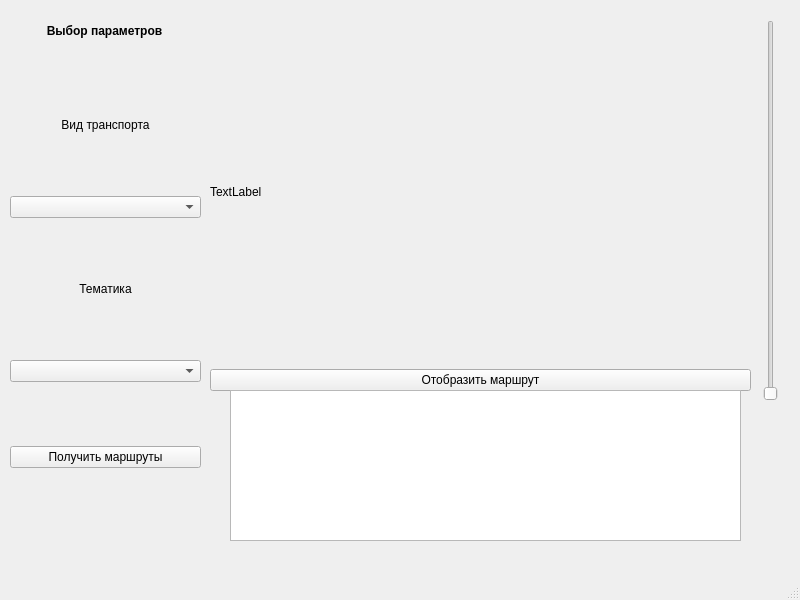
First picture: the form in путеводитель (1).ui, repository 1flipstar1/sigma, before the edit.
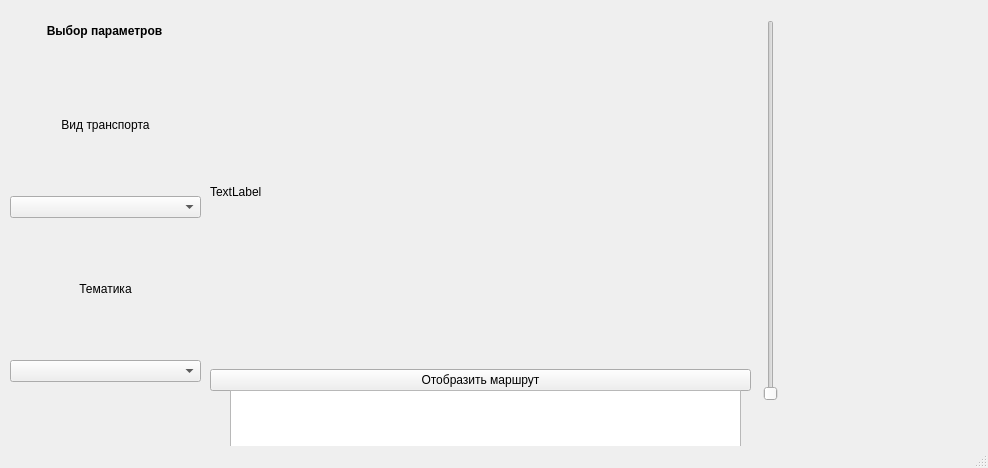
Second picture: the form after the edit.

Commit message: version 1.0 plus design ++

What changed in the file:
```diff
--- a/путеводитель (1).ui
+++ b/путеводитель (1).ui
@@ -6,8 +6,8 @@
    <rect>
     <x>0</x>
     <y>0</y>
-    <width>800</width>
-    <height>600</height>
+    <width>988</width>
+    <height>468</height>
    </rect>
   </property>
   <property name="windowTitle">
```
Left out of the diff: 4 changed lines with no effect on the pictures. The commit also changes 3 other files.
